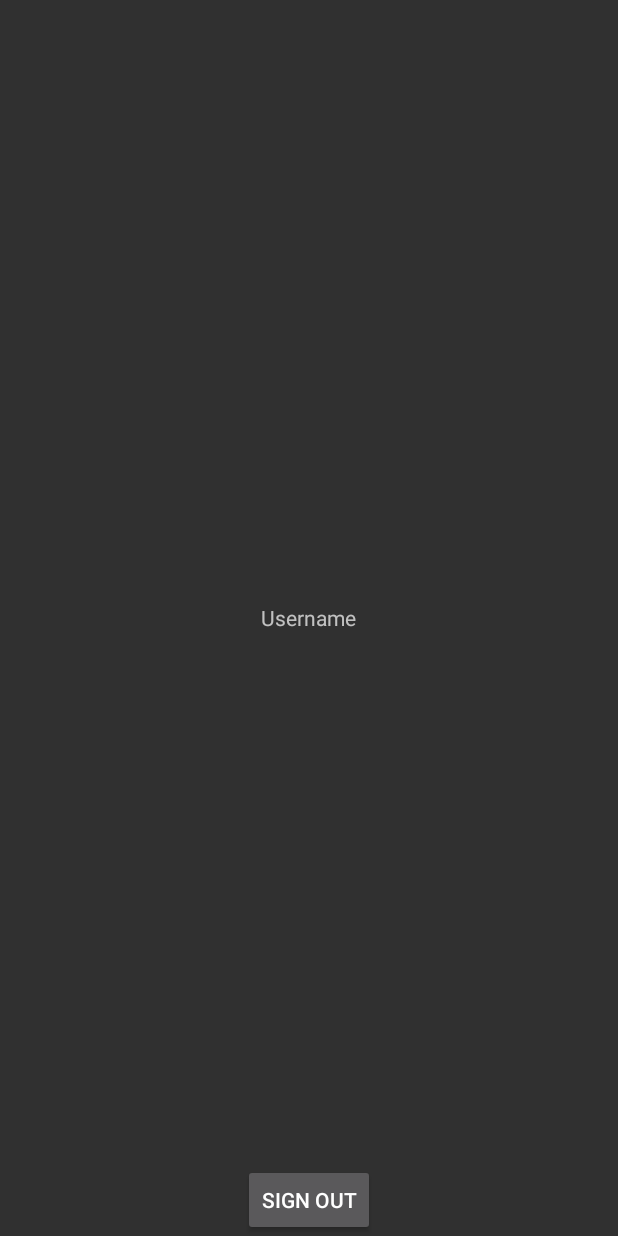
After one commit to sdhar1/DriveSense-final, an Android app: the layout fragment_profile.xml on its own in the app's theme, with its tools: preview values and no code run, on a phone screen of 412 x 824 dp. The commit adds this screen. Run offline under Robolectric (Android 15) with nearby library versions, the phone set to English and light mode, and no system bars.

Commit message:
Added user profile fragment, user login and log out works awesome now

```diff
--- a/app/src/main/AndroidManifest.xml
+++ b/app/src/main/AndroidManifest.xml
@@ -44,7 +44,7 @@
             </intent-filter>
         </activity>
 
-        <activity android:name=".activity.AuthActivity"/>
+        <activity android:name=".activity.UserActivity"/>
 
         <service
             android:name=".triprecorder.SensorService"
--- a/app/src/main/java/wisc/drivesense/activity/MainActivity.java
+++ b/app/src/main/java/wisc/drivesense/activity/MainActivity.java
@@ -182,7 +182,7 @@ public class MainActivity extends AppCompatActivity {
     public boolean onOptionsItemSelected(MenuItem item) {
         switch (item.getItemId()) {
             case R.id.user:
-                startActivity(new Intent(this, AuthActivity.class));
+                startActivity(new Intent(this, UserActivity.class));
                 return true;
 
             case R.id.settings:
--- /dev/null
+++ b/app/src/main/res/layout/fragment_profile.xml
@@ -0,0 +1,20 @@
+<?xml version="1.0" encoding="utf-8"?>
+<RelativeLayout xmlns:android="http://schemas.android.com/apk/res/android"
+    android:layout_width="match_parent" android:layout_height="match_parent">
+
+    <TextView
+        android:text="Username"
+        android:layout_width="wrap_content"
+        android:layout_height="wrap_content"
+        android:layout_centerVertical="true"
+        android:layout_centerHorizontal="true"
+        android:id="@+id/username" />
+
+    <Button
+        android:text="@string/sign_out"
+        android:layout_width="wrap_content"
+        android:layout_height="wrap_content"
+        android:layout_alignParentBottom="true"
+        android:layout_centerHorizontal="true"
+        android:id="@+id/sign_out_button" />
+</RelativeLayout>
```
Also changed, not shown: app/src/main/java/wisc/drivesense/activity/AuthActivity.java (deleted, +0 -25 lines), app/src/main/java/wisc/drivesense/activity/UserActivity.java (added, +39 -0 lines), app/src/main/java/wisc/drivesense/database/DatabaseHelper.java (+19 -14 lines), app/src/main/java/wisc/drivesense/fragment/AuthLandingFragment.java (+15 -4 lines), app/src/main/java/wisc/drivesense/fragment/UserProfileFragment.java (added, +51 -0 lines), app/src/main/java/wisc/drivesense/utility/DriveSenseToken.java (+17 -6 lines), app/src/main/res/layout/activity_user.xml (renamed from app/src/main/res/layout/activity_auth.xml), 1 other file.
